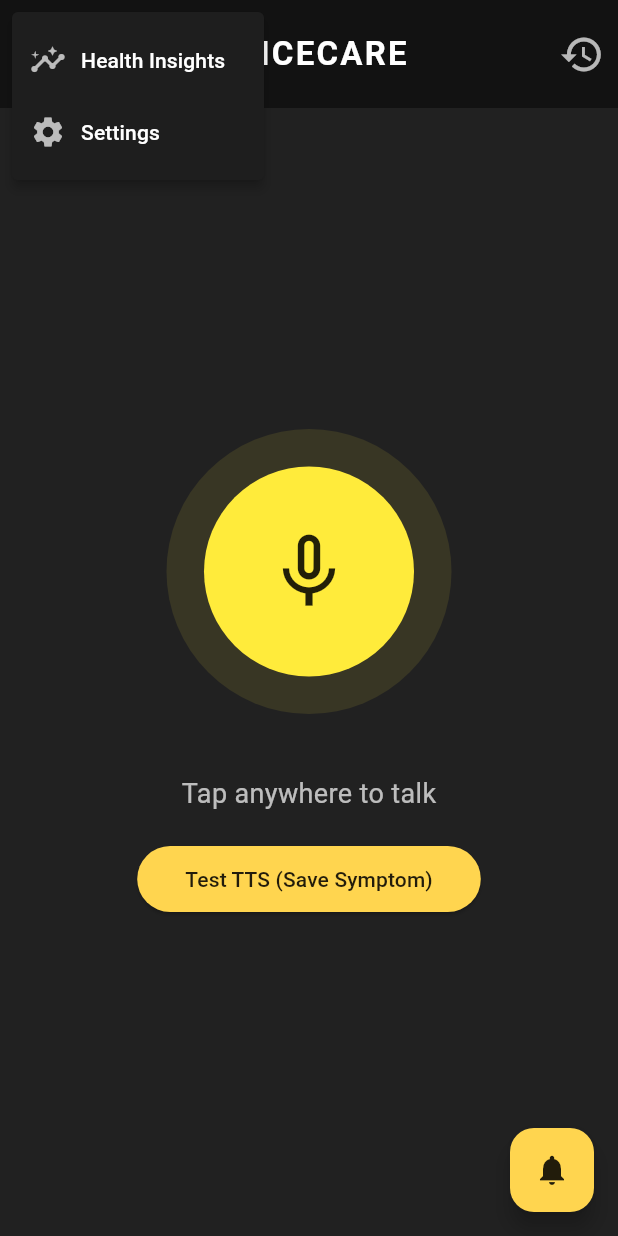
After one commit to HVD02/VoiceCare, a Flutter app: the VoiceInputScreen screen opened directly, after a tap on the "more vert" icon, on a phone screen of 412 x 824 dp. The commit adds this screen. Run offline on Flutter 3.47's test engine with Material 3 defaults, Android fonts, the phone set to English and light mode, and no system bars; our stand-ins replace flutter_tts, google_fonts, permission_handler, shared_preferences, speech_to_text; missing offline and left inert: voicecare_app; accounts and stored records are empty; statements that could not run were skipped.

Commit message:
Added TTS Service

```diff
--- /dev/null
+++ b/lib/Voice_Input.dart
@@ -0,0 +1,219 @@
+import 'package:flutter/material.dart';
+import 'package:voicecare_app/services/tts_service.dart';
+
+class VoiceInputScreen extends StatefulWidget {
+  const VoiceInputScreen({super.key});
+
+  @override
+  State<VoiceInputScreen> createState() => _VoiceInputScreenState();
+}
+
+class _VoiceInputScreenState extends State<VoiceInputScreen> {
+  bool _isListening = false;
+  final TtsService _ttsService = TtsService();
+  bool _isInitialized = false;
+
+  @override
+  void initState() {
+    super.initState();
+    _initializeTts();
+  }
+
+  Future<void> _initializeTts() async {
+    await _ttsService.initialize();
+    setState(() {
+      _isInitialized = true;
+    });
+
+    // Welcome message when app starts
+    await _ttsService.speak("Welcome to VoiceCare. Tap anywhere to start recording your health symptoms.");
+  }
+
+  void _toggleListening() async {
+    setState(() {
+      _isListening = !_isListening;
+    });
+
+    if (_isListening) {
+      // When starting to listen
+      await _ttsService.speak("Listening. Please speak now.");
+      // Here you would start your speech-to-text
+    } else {
+      // When stopping listening
+      await _ttsService.speak("Recording stopped. Processing your input.");
+      // Here you would stop your speech-to-text
+    }
+  }
+
+  void _onMenuSelect(String value) async {
+    if (value == 'Health Insights') {
+      await _ttsService.speak("Opening Health Insights");
+      if (mounted) {
+        Navigator.pushNamed(context, '/healthinsights');
+      }
+    } else if (value == 'Settings') {
+      await _ttsService.speak("Opening Settings");
+      if (mounted) {
+        Navigator.pushNamed(context, '/settings');
+      }
+    }
+  }
+
+  void _navigateToHistory() async {
+    await _ttsService.speak("Opening Health Log");
+    if (mounted) {
+      Navigator.pushNamed(context, '/healthlog');
+    }
+  }
+
+  void _navigateToReminder() async {
+    await _ttsService.speak("Opening Medication Reminders");
+    if (mounted) {
+      Navigator.pushNamed(context, '/reminder');
+    }
+  }
+
+  // Example: Simulating a successful symptom save
+  void _simulateSaveSymptom() async {
+    await _ttsService.speak("Symptom saved successfully. Your headache has been logged at 2:30 PM.");
+
+    // Show a snackbar as well for visual feedback
+    if (mounted) {
+      ScaffoldMessenger.of(context).showSnackBar(
+        const SnackBar(
+          content: Text('Symptom saved successfully!'),
+          backgroundColor: Colors.green,
+          duration: Duration(seconds: 2),
+        ),
+      );
+    }
+  }
+
+  @override
+  void dispose() {
+    _ttsService.dispose();
+    super.dispose();
+  }
+
+  @override
+  Widget build(BuildContext context) {
+    return Scaffold(
+      appBar: AppBar(
+        toolbarHeight: 72,
+        backgroundColor: const Color(0xFF121212),
+        elevation: 0,
+        title: const Text(
+          'VOICECARE',
+          style: TextStyle(
+            fontWeight: FontWeight.bold,
+            letterSpacing: 1.5,
+          ),
+        ),
+        centerTitle: true,
+        leading: PopupMenuButton<String>(
+          color: const Color(0xFF1E1E1E),
+          icon: const Icon(Icons.more_vert, size: 30, color: Colors.white70),
+          onSelected: _onMenuSelect,
+          itemBuilder: (context) => [
+            const PopupMenuItem(
+              value: 'Health Insights',
+              child: Row(
+                children: [
+                  Icon(Icons.insights, color: Colors.white70),
+                  SizedBox(width: 10),
+                  Text('Health Insights'),
+                ],
+              ),
+            ),
+            const PopupMenuItem(
+              value: 'Settings',
+              child: Row(
+                children: [
+                  Icon(Icons.settings, color: Colors.white70),
+                  SizedBox(width: 10),
+                  Text('Settings'),
+                ],
+              ),
+            ),
+          ],
+        ),
+        actions: [
+          IconButton(
+            icon: const Icon(Icons.history, color: Colors.white70, size: 30),
+            onPressed: _navigateToHistory,
+          ),
+        ],
+      ),
+      body: GestureDetector(
+        onTap: _toggleListening,
+        child: Center(
+          child: Column(
+            mainAxisAlignment: MainAxisAlignment.center,
+            children: [
+              // Mic button with animation
+              AnimatedContainer(
+                duration: const Duration(milliseconds: 300),
+                height: 190,
+                width: 190,
+                decoration: BoxDecoration(
+                  shape: BoxShape.circle,
+                  color: Colors.yellow.withOpacity(0.1),
+                  boxShadow: _isListening
+                      ? [
+                          BoxShadow(
+                            color: Colors.yellow.withOpacity(0.3),
+                            blurRadius: 40,
+                            spreadRadius: 15,
+                          ),
+                        ]
+                      : [],
+                ),
+                child: Center(
+                  child: Container(
+                    height: 140,
+                    width: 140,
+                    decoration: const BoxDecoration(
+                      shape: BoxShape.circle,
+                      color: Colors.yellow,
+                    ),
+                    child: Icon(
+                      _isListening ? Icons.mic : Icons.mic_none,
+                      color: Colors.black87,
+                      size: 60,
+                    ),
+                  ),
+                ),
+              ),
+              const SizedBox(height: 40),
+              Text(
+                _isListening ? 'Listening...' : 'Tap anywhere to talk',
+                style: const TextStyle(
+                  color: Colors.white70,
+                  fontSize: 18,
+                ),
+              ),
+              const SizedBox(height: 20),
+
+              // Test button for TTS demo
+              if (_isInitialized)
+                ElevatedButton(
+                  onPressed: _simulateSaveSymptom,
+                  style: ElevatedButton.styleFrom(
+                    backgroundColor: const Color(0xFFFFD54F),
+                    foregroundColor: Colors.black87,
+                    padding: const EdgeInsets.symmetric(horizontal: 32, vertical: 12),
+                  ),
+                  child: const Text('Test TTS (Save Symptom)'),
+                ),
+            ],
+          ),
+        ),
+      ),
+      floatingActionButton: FloatingActionButton(
+        onPressed: _navigateToReminder,
+        backgroundColor: const Color(0xFFFFD54F),
+        child: const Icon(Icons.notifications, color: Colors.black87),
+      ),
+    );
+  }
+}
```
Also changed, not shown: lib/pages/health_log_page.dart (+51 -17 lines), lib/services/tts_service.dart (added, +184 -0 lines).
